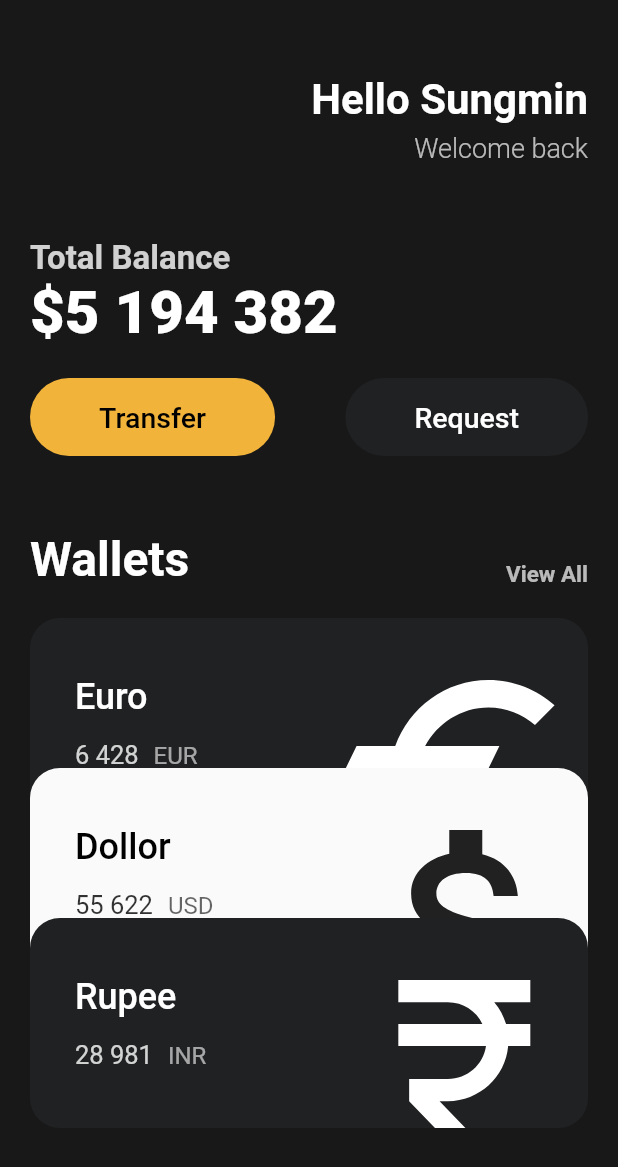
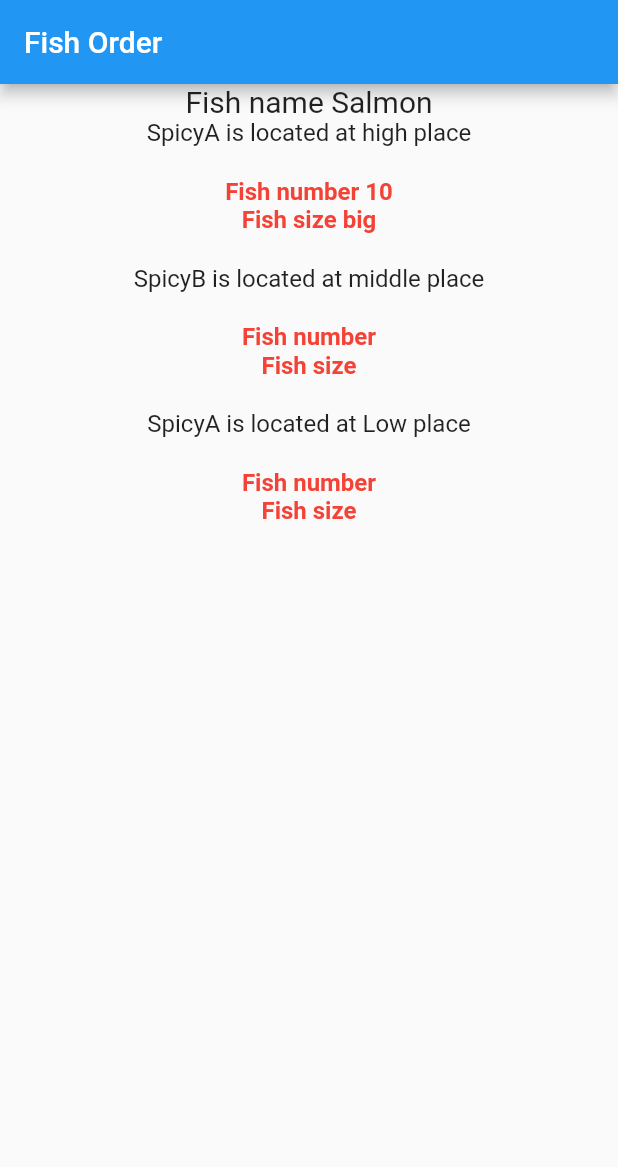
Before and after one commit to sungmin-choi/toonflix, a Flutter app: the screen it shows after launch, on a phone screen of 412 x 824 dp. Shown: the top 1167 px of the screen. Run offline on Flutter 3.47's test engine with Material 2 defaults, Android fonts, the phone set to English and light mode, and no system bars.

Commit message:
get x 공부

```diff
--- a/lib/main.dart
+++ b/lib/main.dart
@@ -1,6 +1,6 @@
 import 'package:flutter/material.dart';
-import 'package:toonflix/widgets/button.dart';
-import 'package:toonflix/widgets/currency_card.dart';
+import 'package:provider/provider.dart';
+import 'package:toonflix/widgets/fish_model.dart';
 
 void main() {
   runApp(const App());
@@ -11,189 +11,135 @@ class App extends StatelessWidget {
 
   @override
   Widget build(BuildContext context) {
-    return MaterialApp(
-      home: Scaffold(
-        resizeToAvoidBottomInset: false,
-        backgroundColor: const Color(0xFF181818),
-        body: Padding(
-          padding: const EdgeInsets.only(top: 50, left: 20, right: 20),
-          child: Column(
-            crossAxisAlignment: CrossAxisAlignment.start,
-            children: [
-              Row(
-                mainAxisAlignment: MainAxisAlignment.end,
-                children: [
-                  Column(
-                    crossAxisAlignment: CrossAxisAlignment.end,
-                    children: [
-                      const Text(
-                        'Hello Sungmin',
-                        style: TextStyle(
-                            color: Colors.white,
-                            fontWeight: FontWeight.w700,
-                            fontSize: 28),
-                      ),
-                      Padding(
-                        padding: const EdgeInsets.only(top: 5),
-                        child: Text(
-                          'Welcome back',
-                          style: TextStyle(
-                            color: Colors.white.withOpacity(0.7),
-                            fontWeight: FontWeight.w300,
-                            fontSize: 18,
-                          ),
-                        ),
-                      )
-                    ],
-                  )
-                ],
-              ),
-              Padding(
-                padding: const EdgeInsets.only(top: 50),
-                child: Column(
-                    crossAxisAlignment: CrossAxisAlignment.start,
-                    children: [
-                      Text(
-                        'Total Balance',
-                        style: TextStyle(
-                            color: Colors.white.withOpacity(0.8),
-                            fontSize: 22,
-                            fontWeight: FontWeight.w600),
-                      ),
-                      const Text(
-                        '\$5 194 382',
-                        style: TextStyle(
-                            color: Colors.white,
-                            fontSize: 40,
-                            fontWeight: FontWeight.w800),
-                      ),
-                      Padding(
-                        padding: const EdgeInsets.only(top: 20),
-                        child: Row(
-                          mainAxisAlignment: MainAxisAlignment.spaceBetween,
-                          children: const [
-                            Button(
-                                text: 'Transfer',
-                                bgColor: Color(0xfff2b33a),
-                                textColor: Colors.black),
-                            Button(
-                                text: 'Request',
-                                bgColor: Color(0xff202123),
-                                textColor: Colors.white)
-                          ],
-                        ),
-                      )
-                    ]),
-              ),
-              Padding(
-                padding: const EdgeInsets.only(top: 50, bottom: 20),
-                child: Row(
-                  mainAxisAlignment: MainAxisAlignment.spaceBetween,
-                  crossAxisAlignment: CrossAxisAlignment.end,
-                  children: [
-                    const Text(
-                      'Wallets',
-                      style: TextStyle(
-                          color: Colors.white,
-                          fontSize: 32,
-                          fontWeight: FontWeight.w600),
-                    ),
-                    Text(
-                      'View All',
-                      style: TextStyle(
-                          color: Colors.white.withOpacity(0.7),
-                          fontSize: 15,
-                          fontWeight: FontWeight.w600),
-                    )
-                  ],
-                ),
-              ),
-              Column(children: [
-                Container(
-                  clipBehavior: Clip.hardEdge,
-                  padding:
-                      const EdgeInsets.symmetric(horizontal: 30, vertical: 30),
-                  decoration: BoxDecoration(
-                      color: const Color(0xff202123),
-                      borderRadius: BorderRadius.circular(20)),
-                  child: Row(
-                    children: [
-                      Column(
-                        crossAxisAlignment: CrossAxisAlignment.start,
-                        children: [
-                          const Text(
-                            'Euro',
-                            style: TextStyle(
-                                color: Colors.white,
-                                fontSize: 24,
-                                fontWeight: FontWeight.w500),
-                          ),
-                          const SizedBox(height: 15),
-                          Row(
-                              crossAxisAlignment: CrossAxisAlignment.end,
-                              children: [
-                                Text('6 428',
-                                    style: TextStyle(
-                                        color: Colors.white.withOpacity(0.8),
-                                        fontSize: 17)),
-                                const SizedBox(width: 10),
-                                Text(
-                                  'EUR',
-                                  style: TextStyle(
-                                      color: Colors.white.withOpacity(0.6),
-                                      fontSize: 16),
-                                )
-                              ]),
-                        ],
-                      ),
-                      Transform.scale(
-                        scale: 2.2,
-                        child: Transform.translate(
-                          offset: const Offset(60, 17),
-                          child: const Icon(
-                            Icons.euro,
-                            size: 80,
-                            color: Colors.white,
-                          ),
-                        ),
-                      )
-                    ],
-                  ),
-                ),
-                Transform.translate(
-                  offset: const Offset(0, -40),
-                  child: const CurrencyCard(
-                    name: 'Dollor',
-                    code: 'USD',
-                    amount: '55 622',
-                    bgColor: Color(0xfffafafa),
-                    textColor: Colors.black,
-                    icon: Icon(
-                      Icons.attach_money,
-                      size: 80,
-                    ),
-                  ),
-                ),
-                Transform.translate(
-                  offset: const Offset(0, -80),
-                  child: const CurrencyCard(
-                    name: 'Rupee',
-                    code: 'INR',
-                    amount: '28 981',
-                    bgColor: Color(0xff202123),
-                    textColor: Colors.white,
-                    icon: Icon(
-                      Icons.currency_rupee,
-                      size: 80,
-                      color: Colors.white,
-                    ),
-                  ),
-                )
-              ]),
-            ],
-          ),
+    return Provider(
+      create: (context) => FishModel(name: 'Salmon', number: 10, size: 'big'),
+      child: const MaterialApp(
+        home: FishOrder(),
+      ),
+    );
+  }
+}
+
+class FishOrder extends StatelessWidget {
+  const FishOrder({super.key});
+
+  @override
+  Widget build(BuildContext context) {
+    return Scaffold(
+      appBar: AppBar(
+        title: const Text('Fish Order'),
+      ),
+      body: Center(
+        child: Column(
+          children: [
+            Text('Fish name ${Provider.of<FishModel>(context).name}',
+                style: const TextStyle(fontSize: 20)),
+            const High()
+          ],
         ),
       ),
     );
   }
 }
+
+class High extends StatelessWidget {
+  const High({super.key});
+
+  @override
+  Widget build(BuildContext context) {
+    return Column(
+      children: const [
+        Text('SpicyA is located at high place', style: TextStyle(fontSize: 16)),
+        SizedBox(height: 20),
+        SpicyA()
+      ],
+    );
+  }
+}
+
+class SpicyA extends StatelessWidget {
+  const SpicyA({super.key});
+
+  @override
+  Widget build(BuildContext context) {
+    return Column(
+      children: [
+        Text('Fish number ${Provider.of<FishModel>(context).number}',
+            style: const TextStyle(
+                fontSize: 16, color: Colors.red, fontWeight: FontWeight.bold)),
+        Text('Fish size ${Provider.of<FishModel>(context).size}',
+            style: const TextStyle(
+                fontSize: 16, color: Colors.red, fontWeight: FontWeight.bold)),
+        const SizedBox(height: 20),
+        const Middle()
+      ],
+    );
+  }
+}
+
+class Middle extends StatelessWidget {
+  const Middle({super.key});
+
+  @override
+  Widget build(BuildContext context) {
+    return Column(children: const [
+      Text('SpicyB is located at middle place', style: TextStyle(fontSize: 16)),
+      SizedBox(height: 20),
+      SpicyB()
+    ]);
+  }
+}
+
+class SpicyB extends StatelessWidget {
+  const SpicyB({super.key});
+
+  @override
+  Widget build(BuildContext context) {
+    return Column(
+      children: const [
+        Text('Fish number',
+            style: TextStyle(
+                fontSize: 16, color: Colors.red, fontWeight: FontWeight.bold)),
+        Text('Fish size',
+            style: TextStyle(
+                fontSize: 16, color: Colors.red, fontWeight: FontWeight.bold)),
+        SizedBox(height: 20),
+        Low()
+      ],
+    );
+  }
+}
+
+class Low extends StatelessWidget {
+  const Low({super.key});
+
+  @override
+  Widget build(BuildContext context) {
+    return Column(
+      children: const [
+        Text('SpicyA is located at Low place', style: TextStyle(fontSize: 16)),
+        SizedBox(height: 20),
+        SpicyC()
+      ],
+    );
+  }
+}
+
+class SpicyC extends StatelessWidget {
+  const SpicyC({super.key});
+
+  @override
+  Widget build(BuildContext context) {
+    return Column(
+      children: const [
+        Text('Fish number',
+            style: TextStyle(
+                fontSize: 16, color: Colors.red, fontWeight: FontWeight.bold)),
+        Text('Fish size',
+            style: TextStyle(
+                fontSize: 16, color: Colors.red, fontWeight: FontWeight.bold)),
+        SizedBox(height: 20),
+      ],
+    );
+  }
+}
--- /dev/null
+++ b/lib/widgets/fish_model.dart
@@ -0,0 +1,7 @@
+class FishModel {
+  final String name;
+  final int number;
+  final String size;
+
+  FishModel({required this.name, required this.number, required this.size});
+}
--- a/pubspec.yaml
+++ b/pubspec.yaml
@@ -36,6 +36,7 @@ dependencies:
   # The following adds the Cupertino Icons font to your application.
   # Use with the CupertinoIcons class for iOS style icons.
   cupertino_icons: ^1.0.2
+  provider: ^6.0.5
 
 dev_dependencies:
   flutter_test:
```
Also changed, not shown: lib/widgets/currency_card.dart (+5 -3 lines), pubspec.lock.
